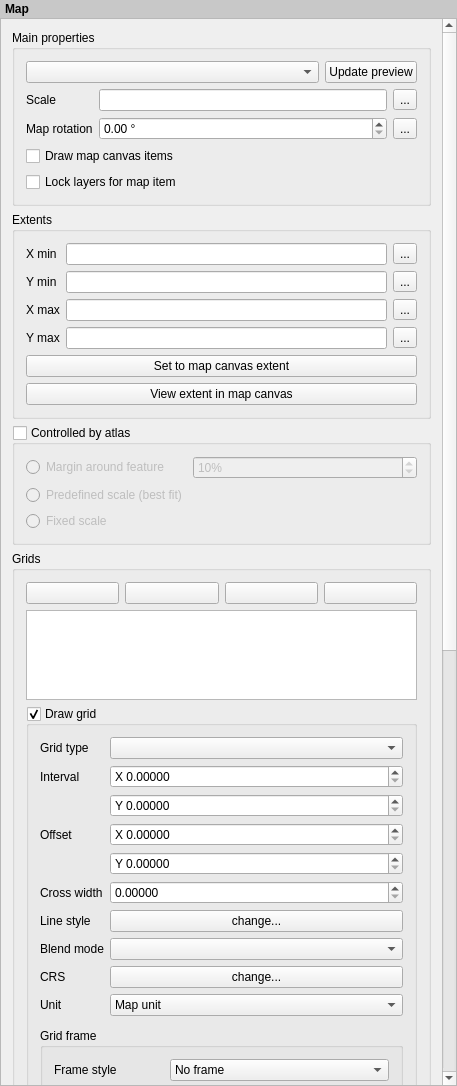
Qt form src/ui/qgscomposermapwidgetbase.ui (carsmie/QGIS) before a commit.
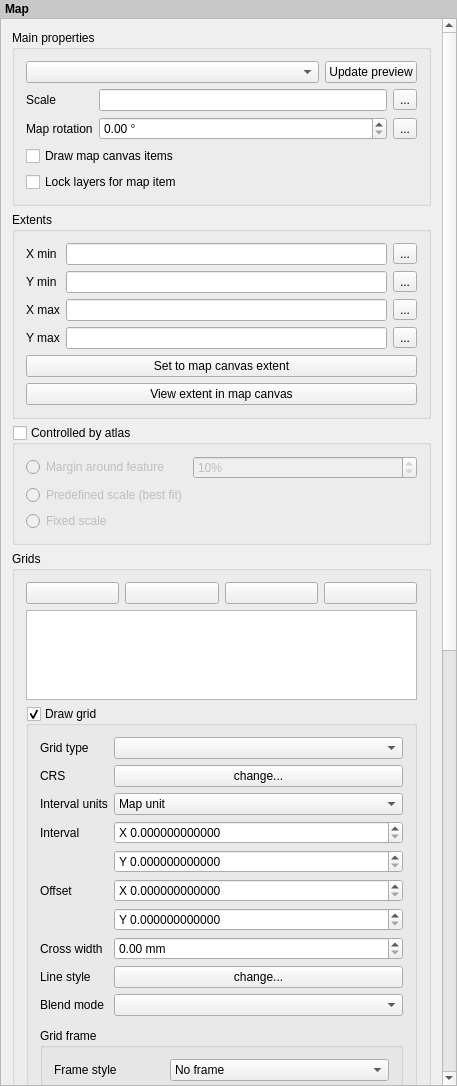
The same form after that commit. Icons and pictures are not drawn. Custom widgets are drawn as their Qt base class.

Commit message: [composer] More tweaks to grid UI: - show grid name in draw grid checkbox to aid UX - restore 12 decimal places for grid interval/offset - rearrange controls for improved user flow - disabled cross width control when grid type is not set to cross - switch to collapsible group boxes

```diff
--- a/src/ui/qgscomposermapwidgetbase.ui
+++ b/src/ui/qgscomposermapwidgetbase.ui
@@ -54,7 +54,7 @@
       <property name="geometry">
        <rect>
         <x>0</x>
-        <y>-387</y>
+        <y>-623</y>
         <width>439</width>
         <height>1944</height>
        </rect>
@@ -519,6 +519,46 @@
                 <widget class="QComboBox" name="mGridTypeComboBox"/>
                </item>
                <item row="1" column="0">
+                <widget class="QLabel" name="mMapGridCRSLabel">
+                 <property name="text">
+                  <string>CRS</string>
+                 </property>
+                </widget>
+               </item>
+               <item row="1" column="1">
+                <widget class="QPushButton" name="mMapGridCRSButton">
+                 <property name="text">
+                  <string>change...</string>
+                 </property>
+                </widget>
+               </item>
+               <item row="2" column="0">
+                <widget class="QLabel" name="mMapGridUnitLabel">
+                 <property name="text">
+                  <string>Interval units</string>
+                 </property>
+                </widget>
+               </item>
+               <item row="2" column="1">
+                <widget class="QComboBox" name="mMapGridUnitComboBox">
+                 <item>
+                  <property name="text">
+                   <string>Map unit</string>
+                  </property>
+                 </item>
+                 <item>
+                  <property name="text">
+                   <string>Millimeter</string>
+                  </property>
+                 </item>
+                 <item>
+                  <property name="text">
+                   <string>Centimeter</string>
+                  </property>
+                 </item>
+                </widget>
+               </item>
+               <item row="3" column="0">
                 <widget class="QLabel" name="mIntervalXLabel_2">
                  <property name="text">
                   <string>Interval</string>
@@ -528,7 +568,7 @@
                  </property>
                 </widget>
                </item>
-               <item row="1" column="1">
+               <item row="3" column="1">
                 <layout class="QVBoxLayout" name="verticalLayout_9">
                  <item>
                   <widget class="QDoubleSpinBox" name="mIntervalXSpinBox">
@@ -536,7 +576,7 @@
                     <string>X </string>
                    </property>
                    <property name="decimals">
-                    <number>5</number>
+                    <number>12</number>
                    </property>
                    <property name="maximum">
                     <double>9999999.000000000000000</double>
@@ -549,7 +589,7 @@
                     <string>Y </string>
                    </property>
                    <property name="decimals">
-                    <number>5</number>
+                    <number>12</number>
                    </property>
                    <property name="maximum">
                     <double>9999999.000000000000000</double>
@@ -558,7 +598,7 @@
                  </item>
                 </layout>
                </item>
-               <item row="2" column="0">
+               <item row="4" column="0">
                 <widget class="QLabel" name="mOffsetXLabel_2">
                  <property name="text">
                   <string>Offset</string>
@@ -568,7 +608,7 @@
                  </property>
                 </widget>
                </item>
-               <item row="2" column="1">
+               <item row="4" column="1">
                 <layout class="QVBoxLayout" name="verticalLayout_10">
                  <item>
                   <widget class="QDoubleSpinBox" name="mOffsetXSpinBox">
@@ -576,7 +616,7 @@
                     <string>X </string>
                    </property>
                    <property name="decimals">
-                    <number>5</number>
+                    <number>12</number>
                    </property>
                    <property name="maximum">
                     <double>9999999.000000000000000</double>
@@ -589,7 +629,7 @@
                     <string>Y </string>
                    </property>
                    <property name="decimals">
-                    <number>5</number>
+                    <number>12</number>
                    </property>
                    <property name="maximum">
                     <double>9999999.000000000000000</double>
@@ -598,8 +638,8 @@
                  </item>
                 </layout>
                </item>
-               <item row="3" column="0">
-                <widget class="QLabel" name="mCrossWidthLabel_2">
+               <item row="5" column="0">
+                <widget class="QLabel" name="mCrossWidthLabel">
                  <property name="text">
                   <string>Cross width</string>
                  </property>
@@ -608,14 +648,17 @@
                  </property>
                 </widget>
                </item>
-               <item row="3" column="1">
+               <item row="5" column="1">
                 <widget class="QDoubleSpinBox" name="mCrossWidthSpinBox">
+                 <property name="suffix">
+                  <string> mm</string>
+                 </property>
                  <property name="decimals">
-                  <number>5</number>
+                  <number>2</number>
                  </property>
                 </widget>
                </item>
-               <item row="4" column="0">
+               <item row="6" column="0">
                 <widget class="QLabel" name="mLineStyleLabel_2">
                  <property name="text">
                   <string>Line style</string>
@@ -625,62 +668,22 @@
                  </property>
                 </widget>
                </item>
-               <item row="4" column="1">
+               <item row="6" column="1">
                 <widget class="QPushButton" name="mGridLineStyleButton">
                  <property name="text">
                   <string>change...</string>
                  </property>
                 </widget>
                </item>
-               <item row="5" column="0">
+               <item row="7" column="0">
                 <widget class="QLabel" name="mGridBlendLabel">
                  <property name="text">
                   <string>Blend mode</string>
                  </property>
                 </widget>
                </item>
-               <item row="5" column="1">
-                <widget class="QgsBlendModeComboBox" name="mGridBlendComboBox"/>
-               </item>
-               <item row="6" column="0">
-                <widget class="QLabel" name="mMapGridCRSLabel">
-                 <property name="text">
-                  <string>CRS</string>
-                 </property>
-                </widget>
-               </item>
-               <item row="6" column="1">
-                <widget class="QPushButton" name="mMapGridCRSButton">
-                 <property name="text">
-                  <string>change...</string>
-                 </property>
-                </widget>
-               </item>
-               <item row="7" column="0">
-                <widget class="QLabel" name="mMapGridUnitLabel">
-                 <property name="text">
-                  <string>Unit</string>
-                 </property>
-                </widget>
-               </item>
                <item row="7" column="1">
-                <widget class="QComboBox" name="mMapGridUnitComboBox">
-                 <item>
-                  <property name="text">
-                   <string>Map unit</string>
-                  </property>
-                 </item>
-                 <item>
-                  <property name="text">
-                   <string>Millimeter</string>
-                  </property>
-                 </item>
-                 <item>
-                  <property name="text">
-                   <string>Centimeter</string>
-                  </property>
-                 </item>
-                </widget>
+                <widget class="QgsBlendModeComboBox" name="mGridBlendComboBox"/>
                </item>
               </layout>
              </item>
```
Left out of the diff: 22 changed lines with no effect on the pictures. The commit also changes 1 other file.
